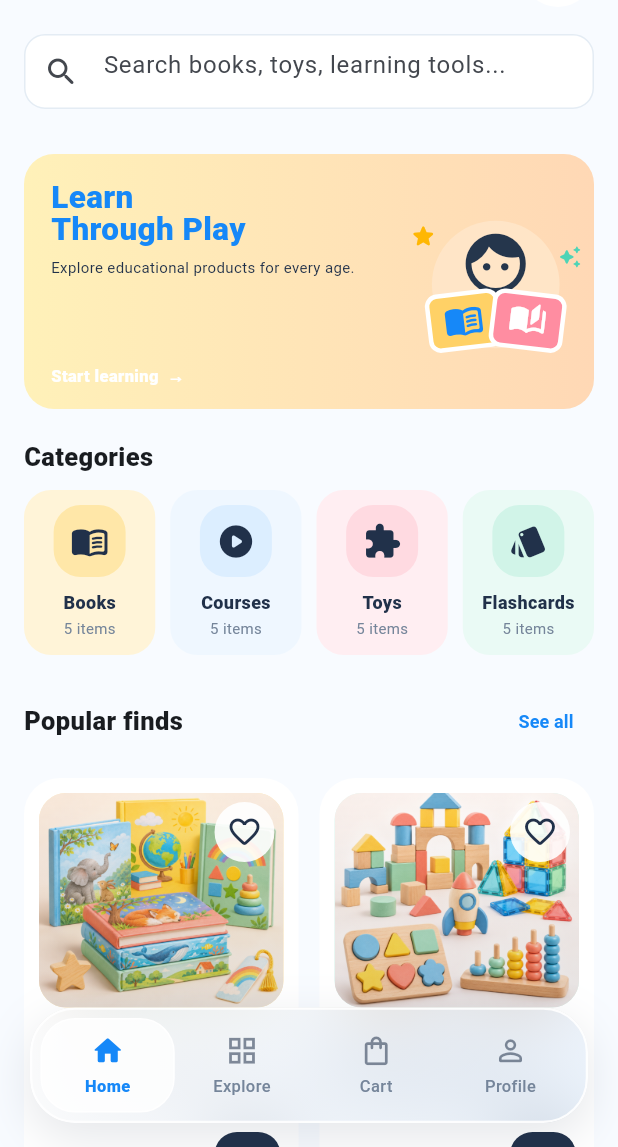
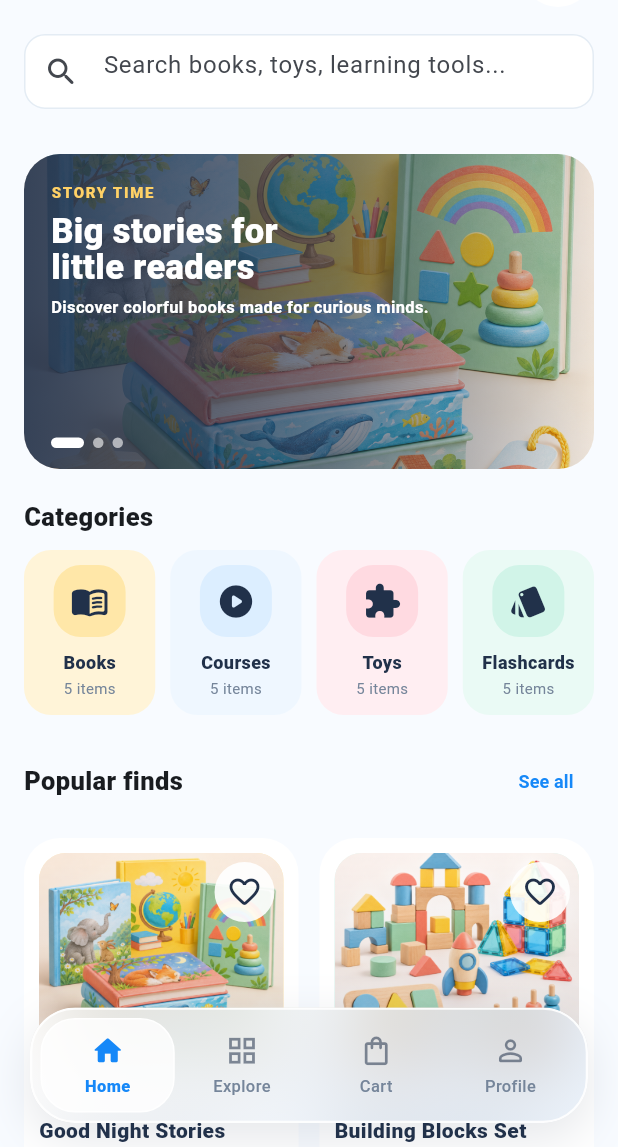
Before and after one commit to H-H-aung/kid-market, a Flutter app: the MainShell screen opened directly, on a phone screen of 412 x 824 dp, the part 89-1236 px from its top. Run offline on Flutter 3.47's test engine with Material 3 defaults, Android fonts, the phone set to English and light mode, and no system bars; our stand-ins replace shared_preferences; accounts and stored records are empty.

Commit message:
Add image hero carousel to home

```diff
--- a/lib/widgets/learning_banner.dart
+++ b/lib/widgets/learning_banner.dart
@@ -1,55 +1,154 @@
 import 'package:flutter/material.dart';
-import 'package:kids_mart/constants/colors.dart';
-import 'package:kids_mart/widgets/kid_art.dart';
 
-class LearningBanner extends StatelessWidget {
+class LearningBanner extends StatefulWidget {
   const LearningBanner({super.key});
 
   @override
+  State<LearningBanner> createState() => _LearningBannerState();
+}
+
+class _LearningBannerState extends State<LearningBanner> {
+  final _controller = PageController();
+  int _page = 0;
+
+  static const _slides = [
+    _HeroSlide(
+      image: 'assets/products/books.png',
+      eyebrow: 'STORY TIME',
+      title: 'Big stories for\nlittle readers',
+      subtitle: 'Discover colorful books made for curious minds.',
+    ),
+    _HeroSlide(
+      image: 'assets/products/toys.png',
+      eyebrow: 'LEARN THROUGH PLAY',
+      title: 'Build, create\nand imagine',
+      subtitle: 'Hands-on toys turn every playtime into discovery.',
+    ),
+    _HeroSlide(
+      image: 'assets/products/courses.png',
+      eyebrow: 'FUN COURSES',
+      title: 'New skills,\none lesson at a time',
+      subtitle: 'Friendly activities children can enjoy at home.',
+    ),
+  ];
+
+  @override
+  void dispose() {
+    _controller.dispose();
+    super.dispose();
+  }
+
+  @override
   Widget build(BuildContext context) => Container(
-    height: 170,
+    height: 210,
     margin: const EdgeInsets.fromLTRB(16, 16, 16, 0),
-    padding: const EdgeInsets.fromLTRB(18, 18, 8, 14),
+    clipBehavior: Clip.antiAlias,
+    decoration: BoxDecoration(borderRadius: BorderRadius.circular(24)),
+    child: Stack(
+      children: [
+        PageView.builder(
+          controller: _controller,
+          itemCount: _slides.length,
+          onPageChanged: (value) => setState(() => _page = value),
+          itemBuilder: (context, index) => _slides[index],
+        ),
+        Positioned(
+          left: 18,
+          bottom: 14,
+          child: Semantics(
+            label: 'Slide ${_page + 1} of ${_slides.length}',
+            child: Row(
+              children: List.generate(
+                _slides.length,
+                (index) => AnimatedContainer(
+                  duration: const Duration(milliseconds: 220),
+                  width: index == _page ? 22 : 7,
+                  height: 7,
+                  margin: const EdgeInsets.only(right: 6),
                   decoration: BoxDecoration(
-      gradient: const LinearGradient(
-        colors: [Color(0xFFFFF1B9), Color(0xFFFFD8B5)],
+                    color: index == _page ? Colors.white : Colors.white60,
+                    borderRadius: BorderRadius.circular(10),
                   ),
-      borderRadius: BorderRadius.circular(20),
                 ),
-    child: const Row(
+              ),
+            ),
+          ),
+        ),
+      ],
+    ),
+  );
+}
+
+class _HeroSlide extends StatelessWidget {
+  final String image, eyebrow, title, subtitle;
+
+  const _HeroSlide({
+    required this.image,
+    required this.eyebrow,
+    required this.title,
+    required this.subtitle,
+  });
+
+  @override
+  Widget build(BuildContext context) => Stack(
+    fit: StackFit.expand,
     children: [
-        Expanded(
+      Image.asset(image, fit: BoxFit.cover),
+      const DecoratedBox(
+        decoration: BoxDecoration(
+          gradient: LinearGradient(
+            begin: Alignment.centerLeft,
+            end: Alignment.centerRight,
+            colors: [Color(0xE621314A), Color(0x9921314A), Color(0x1021314A)],
+            stops: [0, .55, 1],
+          ),
+        ),
+      ),
+      Padding(
+        padding: const EdgeInsets.fromLTRB(18, 18, 92, 34),
         child: Column(
           crossAxisAlignment: CrossAxisAlignment.start,
           children: [
             Text(
-                'Learn\nThrough Play',
-                style: TextStyle(
-                  color: blue,
-                  fontSize: 21,
-                  height: 1.02,
+              eyebrow,
+              maxLines: 1,
+              overflow: TextOverflow.ellipsis,
+              style: const TextStyle(
+                color: Color(0xFFFFD166),
+                fontSize: 10,
+                fontWeight: FontWeight.w900,
+                letterSpacing: 1.1,
+              ),
+            ),
+            const SizedBox(height: 7),
+            Text(
+              title,
+              maxLines: 2,
+              overflow: TextOverflow.ellipsis,
+              style: const TextStyle(
+                color: Colors.white,
+                fontSize: 23,
+                height: 1.04,
                 fontWeight: FontWeight.w900,
               ),
             ),
-              SizedBox(height: 8),
-              Text(
-                'Explore educational products for every age.',
-                style: TextStyle(color: ink, fontSize: 10),
-              ),
-              Spacer(),
-              Text(
-                'Start learning  →',
-                style: TextStyle(
+            const SizedBox(height: 8),
+            Expanded(
+              child: Text(
+                subtitle,
+                maxLines: 2,
+                overflow: TextOverflow.ellipsis,
+                style: const TextStyle(
                   color: Colors.white,
                   fontSize: 11,
-                  fontWeight: FontWeight.w800,
+                  height: 1.35,
+                  fontWeight: FontWeight.w600,
+                ),
               ),
             ),
           ],
         ),
       ),
-        SizedBox(width: 115, child: KidArt(size: 115)),
     ],
-    ),
   );
 }
```
Also changed, not shown: 1 other file. Lines whose indentation alone changed are shown as unchanged.
